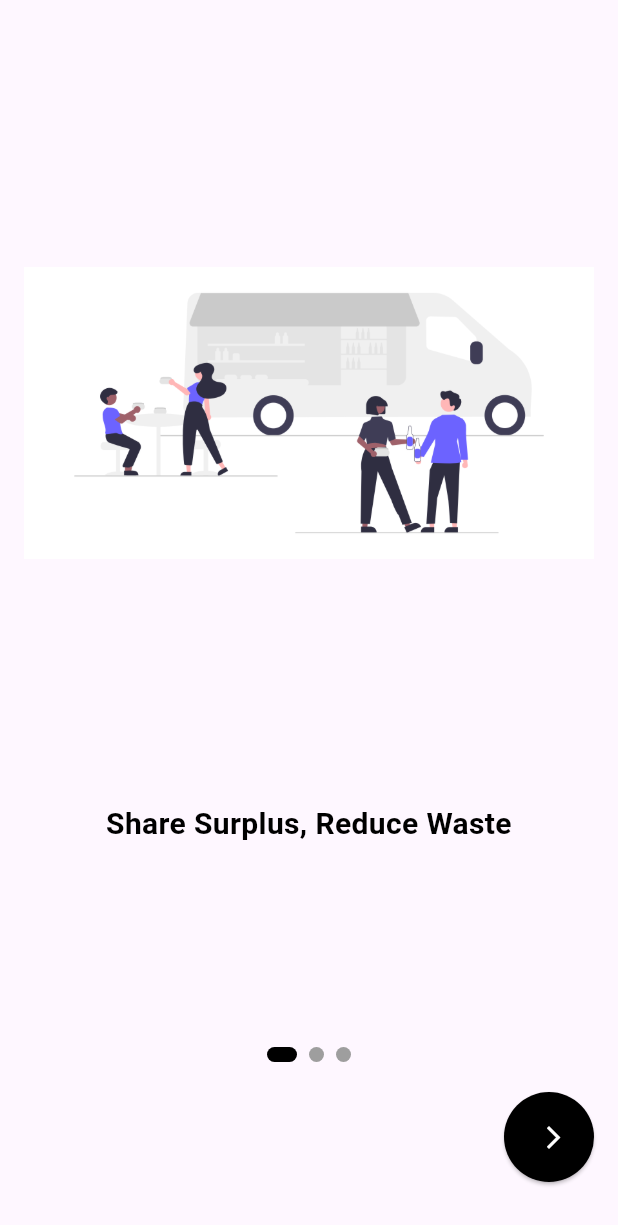
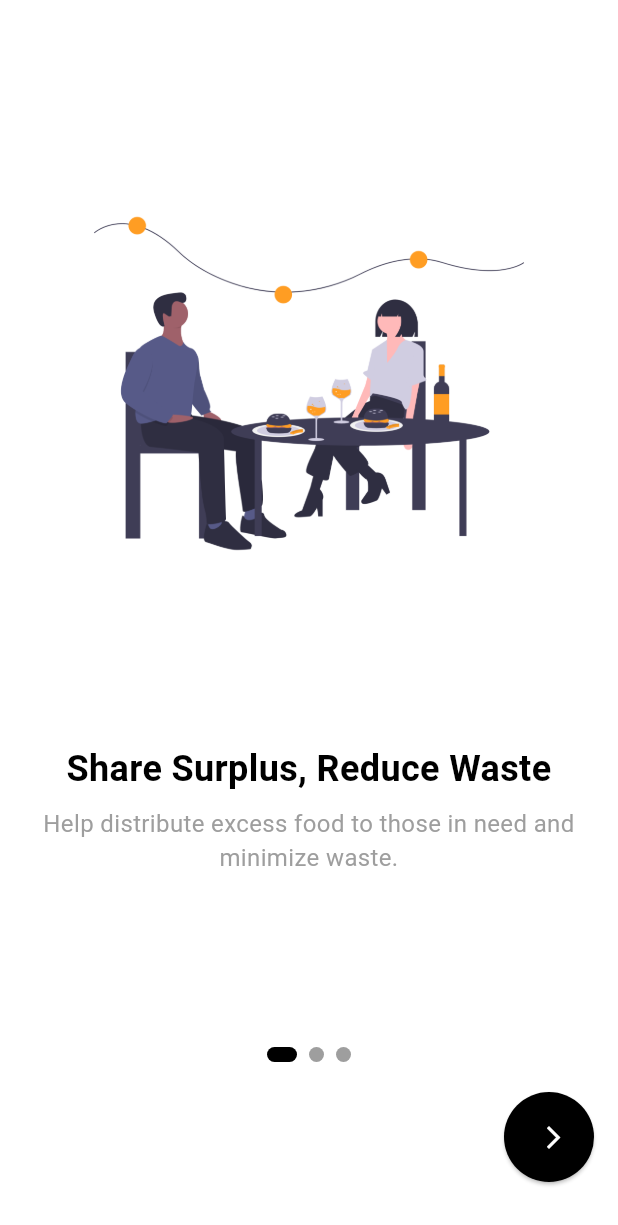
Before and after one commit to mohdshahzil/food_share, a Flutter app: the screen it shows after launch, on a phone screen of 412 x 824 dp. Shown: the top 1225 px of the screen. Run offline on Flutter 3.47's test engine with Material 3 defaults, Android fonts, the phone set to English and light mode, and no system bars.

Commit message:
onboarding done

```diff
--- a/lib/main.dart
+++ b/lib/main.dart
@@ -15,7 +15,8 @@ class MyApp extends StatelessWidget {
       title: 'Flutter Demo',
       debugShowCheckedModeBanner: false,
       theme: ThemeData(
-        // colorScheme: ColorScheme.fromSeed(seedColor: Colors.deepPurple),
+        colorScheme: ColorScheme.fromSeed(seedColor: Colors.deepPurple),
+        scaffoldBackgroundColor: Colors.white,
         useMaterial3: true,
       ),
       home: Scaffold(body: OnboardingScreen()),
--- a/lib/screens/onboarding_screen.dart
+++ b/lib/screens/onboarding_screen.dart
@@ -1,3 +1,151 @@
+// import 'package:flutter/material.dart';
+
+// class OnboardingScreen extends StatefulWidget {
+//   const OnboardingScreen({super.key});
+
+//   @override
+//   State<OnboardingScreen> createState() => _OnboardingScreenState();
+// }
+
+// class _OnboardingScreenState extends State<OnboardingScreen> {
+//   late PageController _pageController;
+//   int _currentPage = 0;
+
+//   @override
+//   void initState() {
+//     _pageController = PageController(initialPage: 0);
+//     super.initState();
+//   }
+
+//   @override
+//   void dispose() {
+//     _pageController.dispose();
+//     super.dispose();
+//   }
+
+//   @override
+//   Widget build(BuildContext context) {
+//     return Scaffold(
+//       body: SafeArea(
+//         child: Padding(
+//           padding: const EdgeInsets.all(16.0),
+//           child: Column(
+//             children: [
+//               Expanded(
+//                 child: PageView.builder(
+//                   itemCount: demoData.length,
+//                   controller: _pageController,
+//                   onPageChanged: (index) {
+//                     setState(() {
+//                       _currentPage = index;
+//                     });
+//                   },
+//                   itemBuilder: (context, index) => OnboardContent(
+//                     image: demoData[index].image,
+//                     title: demoData[index].title,
+//                   ),
+//                 ),
+//               ),
+//               Row(
+//                 mainAxisAlignment: MainAxisAlignment.center,
+//                 children: List.generate(
+//                   demoData.length,
+//                   (index) => buildDot(index: index),
+//                 ),
+//               ),
+//               const SizedBox(height: 20),
+//               Row(
+//                 mainAxisAlignment: MainAxisAlignment.spaceBetween,
+//                 children: [
+//                   const SizedBox(width: 60), // Placeholder for alignment
+//                   SizedBox(
+//                     height: 60,
+//                     width: 60,
+//                     child: ElevatedButton(
+//                       onPressed: () {
+//                         if (_currentPage < demoData.length - 1) {
+//                           _pageController.nextPage(
+//                             curve: Curves.ease,
+//                             duration: const Duration(milliseconds: 300),
+//                           );
+//                         } else {
+//                           // Navigate to role selection or next screen
+//                         }
+//                       },
+//                       style: ElevatedButton.styleFrom(
+//                         shape: const CircleBorder(),
+//                         backgroundColor: Colors.black,
+//                       ),
+//                       child: const Icon(Icons.arrow_forward_ios, color: Colors.white),
+//                     ),
+//                   ),
+//                 ],
+//               ),
+//               const SizedBox(height: 20),
+//             ],
+//           ),
+//         ),
+//       ),
+//     );
+//   }
+
+//   Widget buildDot({required int index}) {
+//     return AnimatedContainer(
+//       duration: const Duration(milliseconds: 300),
+//       margin: const EdgeInsets.symmetric(horizontal: 4),
+//       height: 10,
+//       width: _currentPage == index ? 20 : 10,
+//       decoration: BoxDecoration(
+//         color: _currentPage == index ? Colors.black : Colors.grey,
+//         borderRadius: BorderRadius.circular(12),
+//       ),
+//     );
+//   }
+// }
+
+// class Onboard {
+//   final String image, title;
+//   Onboard({required this.image, required this.title});
+// }
+
+// final List<Onboard> demoData = [
+//   Onboard(image: "assets/sharingfood.png", title: "Share Surplus, Reduce Waste"),
+//   Onboard(image: "assets/helpfood.png", title: "Help Those in Need"),
+//   Onboard(image: "assets/community.png", title: "Join the Food Sharing Community"),
+// ];
+
+// class OnboardContent extends StatelessWidget {
+//   const OnboardContent({super.key, required this.image, required this.title});
+
+//   final String image, title;
+
+//   @override
+//   Widget build(BuildContext context) {
+//     return Column(
+//       children: [
+//         const Spacer(),
+//         Image.asset(
+//           image,
+//           height: 250,
+//         ),
+//         const Spacer(),
+//         Text(
+//           title,
+//           textAlign: TextAlign.center,
+//           style: const TextStyle(
+//             fontSize: 20,
+//             fontWeight: FontWeight.bold,
+//             color: Colors.black,
+//           ),
+//         ),
+//         const Spacer(),
+//       ],
+//     );
+//   }
+// }
+
+
+
 import 'package:flutter/material.dart';
 
 class OnboardingScreen extends StatefulWidget {
@@ -43,6 +191,7 @@ class _OnboardingScreenState extends State<OnboardingScreen> {
                   itemBuilder: (context, index) => OnboardContent(
                     image: demoData[index].image,
                     title: demoData[index].title,
+                    description: demoData[index].description,
                   ),
                 ),
               ),
@@ -104,20 +253,20 @@ class _OnboardingScreenState extends State<OnboardingScreen> {
 }
 
 class Onboard {
-  final String image, title;
-  Onboard({required this.image, required this.title});
+  final String image, title, description;
+  Onboard({required this.image, required this.title, required this.description});
 }
 
 final List<Onboard> demoData = [
-  Onboard(image: "assets/streetfood.png", title: "Share Surplus, Reduce Waste"),
-  Onboard(image: "assets/streetfood.png", title: "Help Those in Need"),
-  Onboard(image: "assets/streetfood.png", title: "Join the Food Sharing Community"),
+  Onboard(image: "assets/sharingfood.png", title: "Share Surplus, Reduce Waste", description: "Help distribute excess food to those in need and minimize waste."),
+  Onboard(image: "assets/helpfood.png", title: "Help Those in Need", description: "Make a difference by connecting surplus food with hungry people."),
+  Onboard(image: "assets/community.png", title: "Join the Food Sharing Community", description: "Be part of a movement to end hunger and food wastage together."),
 ];
 
 class OnboardContent extends StatelessWidget {
-  const OnboardContent({super.key, required this.image, required this.title});
+  const OnboardContent({super.key, required this.image, required this.title, required this.description});
 
-  final String image, title;
+  final String image, title, description;
 
   @override
   Widget build(BuildContext context) {
@@ -133,9 +282,19 @@ class OnboardContent extends StatelessWidget {
           title,
           textAlign: TextAlign.center,
           style: const TextStyle(
-            fontSize: 20,
+            fontSize: 24,
             fontWeight: FontWeight.bold,
             color: Colors.black,
+          ),
+        ),
+        const SizedBox(height: 8),
+        Text(
+          description,
+          textAlign: TextAlign.center,
+          style: const TextStyle(
+            fontSize: 16,
+            fontWeight: FontWeight.w400,
+            color: Colors.grey,
           ),
         ),
         const Spacer(),
--- a/pubspec.yaml
+++ b/pubspec.yaml
@@ -61,6 +61,9 @@ flutter:
   # To add assets to your application, add an assets section, like this:
   assets:
     - assets/streetfood.png
+    - assets/community.png
+    - assets/helpfood.png
+    - assets/sharingfood.png
 
 
   # An image asset can refer to one or more resolution-specific "variants", see
```
Also changed, not shown: assets/community.png (added), assets/helpfood.png (added), assets/sharingfood.png (added).
